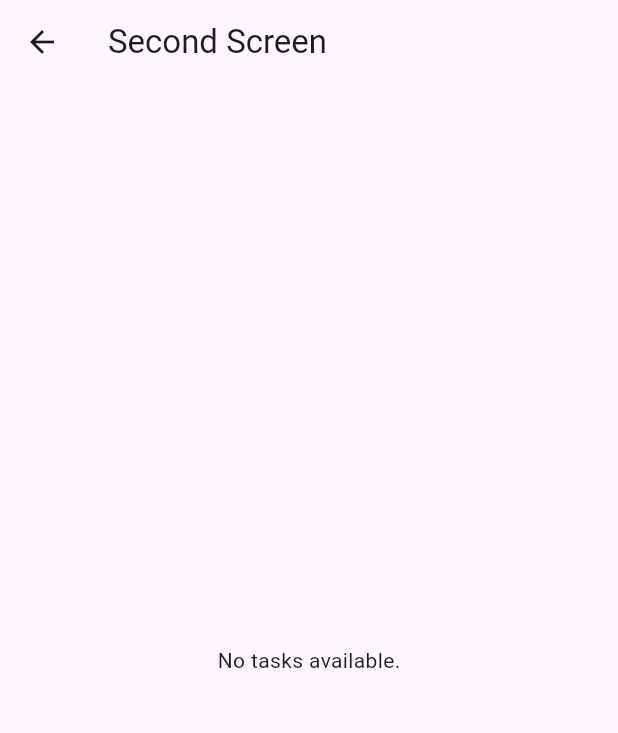
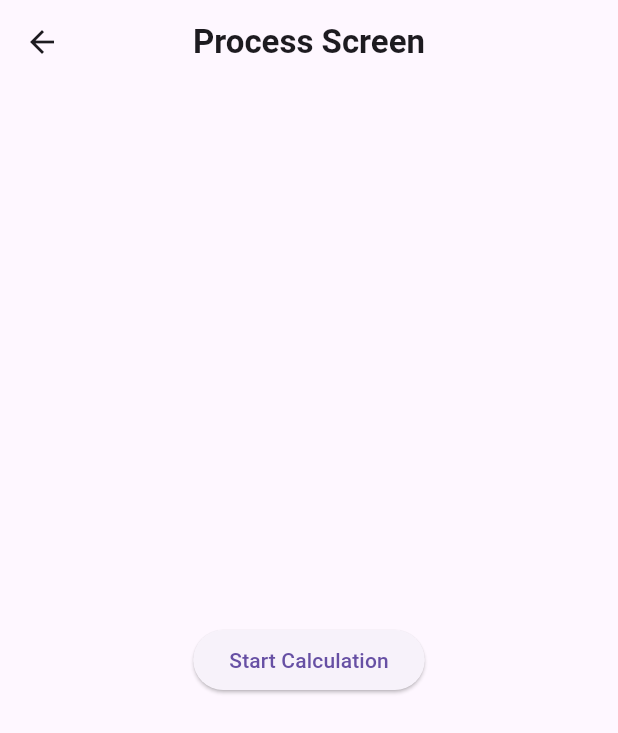
Before and after one commit to HolikovOleksandr/wp_test, a Flutter app: the ProcessScreen screen opened by its route, on a phone screen of 412 x 824 dp. Shown: the top 733 px of the screen. Run offline on Flutter 3.47's test engine with Material 3 defaults, Android fonts, the phone set to English and light mode, and no system bars; our stand-ins replace bloc, equatable, flutter_bloc.

Commit message:
Write data to global state and load second screen if api fetched success

```diff
--- a/lib/models/api_response.dart
+++ b/lib/models/api_response.dart
@@ -1,24 +1,11 @@
 class ApiResponse<T> {
   final bool error;
   final String message;
-  final T data;
+  final T? data;
 
   ApiResponse({
     required this.error,
     required this.message,
-    required this.data,
+    this.data,
   });
-
-  factory ApiResponse.fromJson(
-      Map<String, dynamic> json, T Function(Object?) fromJsonT) {
-    return ApiResponse(
-      error: json['error'],
-      message: json['message'],
-      data: fromJsonT(json['data']),
-    );
-  }
-
-  List<T>? extractData() {
-    return data is List<T> ? data as List<T> : null;
-  }
 }
--- a/lib/models/position.dart
+++ /dev/null
@@ -1,23 +0,0 @@
-class Position {
-  final int x;
-  final int y;
-
-  Position({
-    required this.x,
-    required this.y,
-  });
-
-  factory Position.fromJson(Map<String, dynamic> json) {
-    return Position(
-      x: json['x'],
-      y: json['y'],
-    );
-  }
-
-  Map<String, dynamic> toJson() {
-    return {
-      'x': x,
-      'y': y,
-    };
-  }
-}
--- a/lib/models/task.dart
+++ b/lib/models/task.dart
@@ -1,33 +1,29 @@
-import 'package:wp_test/models/position.dart';
+import 'package:flutter/material.dart';
+import 'package:wp_test/models/game_map.dart';
+import 'package:wp_test/models/game_point.dart';
+import 'package:wp_test/models/result.dart';
 
 class Task {
   final String id;
-  final List<String> field;
-  final Position start;
-  final Position end;
+  final GameMap gameMap;
+  final GamePoint start;
+  final GamePoint end;
+  Result? result;
 
   Task({
     required this.id,
-    required this.field,
+    required this.gameMap,
     required this.start,
     required this.end,
+    result,
   });
 
   factory Task.fromJson(Map<String, dynamic> json) {
     return Task(
       id: json['id'],
-      field: List<String>.from(json['field']),
-      start: Position.fromJson(json['start']),
-      end: Position.fromJson(json['end']),
+      gameMap: GameMap.fromDynamicList(json['field']),
+      start: GamePoint.fromJson(json['start']),
+      end: GamePoint.fromJson(json['end']),
     );
   }
-
-  Map<String, dynamic> toJson() {
-    return {
-      'id': id,
-      'field': field,
-      'start': start.toJson(),
-      'end': end.toJson(),
-    };
-  }
 }
--- a/lib/presentation/bloc/api_bloc/api_event.dart
+++ b/lib/presentation/bloc/api_bloc/api_event.dart
@@ -1,4 +1,3 @@
-// api_event.dart
 abstract class ApiEvent {}
 
 class FetchTasks extends ApiEvent {
@@ -6,9 +5,3 @@ class FetchTasks extends ApiEvent {
 
   FetchTasks({required this.endpoint});
 }
-
-class ValidateUrl extends ApiEvent {
-  final String url;
-
-  ValidateUrl({required this.url});
-}
--- a/lib/presentation/bloc/api_bloc/api_state.dart
+++ b/lib/presentation/bloc/api_bloc/api_state.dart
@@ -1,4 +1,3 @@
-// api_state.dart
 abstract class ApiState {}
 
 class ApiInitial extends ApiState {}
@@ -16,9 +15,3 @@ class ApiFailure extends ApiState {
 
   ApiFailure({required this.message});
 }
-
-class ApiUrlValidation extends ApiState {
-  final String? error;
-
-  ApiUrlValidation({this.error});
-}
--- a/lib/presentation/bloc/task_cubit/task_state.dart
+++ b/lib/presentation/bloc/task_cubit/task_state.dart
@@ -1,10 +1,47 @@
 import 'package:equatable/equatable.dart';
+import 'package:wp_test/models/task.dart';
 
-sealed class TaskState extends Equatable {
-  const TaskState();
-
+abstract class TaskState extends Equatable {
   @override
   List<Object> get props => [];
 }
 
-final class TaskInitial extends TaskState {}
+class TaskInitial extends TaskState {}
+
+class TaskLoading extends TaskState {}
+
+class TaskLoaded extends TaskState {
+  final List<Task> tasks;
+
+  TaskLoaded({required this.tasks});
+
+  @override
+  List<Object> get props => [tasks];
+}
+
+class TaskCalculationInProgress extends TaskState {
+  final int progress;
+
+  TaskCalculationInProgress({required this.progress});
+
+  @override
+  List<Object> get props => [progress];
+}
+
+class TaskCalculationCompleted extends TaskState {
+  final List<Task> tasks;
+
+  TaskCalculationCompleted({required this.tasks});
+
+  @override
+  List<Object> get props => [tasks];
+}
+
+class TaskError extends TaskState {
+  final String error;
+
+  TaskError({required this.error});
+
+  @override
+  List<Object> get props => [error];
+}
--- a/lib/presentation/router/app_router.dart
+++ b/lib/presentation/router/app_router.dart
@@ -7,12 +7,12 @@ class AppRouter {
     switch (routeSettings.name) {
       case '/':
         return MaterialPageRoute(
-          builder: (_) => HomeScreen(title: 'Home',),
+          builder: (_) => HomeScreen(title: 'Home'),
         );
 
       case '/process':
         return MaterialPageRoute(
-          builder: (_) => ProcessScreen(),
+          builder: (_) => ProcessScreen(title: "Process"),
         );
 
       default:
--- a/lib/presentation/screens/process_screen.dart
+++ b/lib/presentation/screens/process_screen.dart
@@ -1,37 +1,89 @@
 import 'package:flutter/material.dart';
 import 'package:flutter_bloc/flutter_bloc.dart';
-import 'package:wp_test/models/task.dart';
-import 'package:wp_test/presentation/bloc/api_bloc/api_bloc.dart';
-import 'package:wp_test/presentation/bloc/api_bloc/api_state.dart';
+import 'package:wp_test/presentation/bloc/task_cubit/task_cubit.dart';
+import 'package:wp_test/presentation/bloc/task_cubit/task_state.dart';
 
-class ProcessScreen extends StatelessWidget {
-  const ProcessScreen({super.key});
+class ProcessScreen extends StatefulWidget {
+  const ProcessScreen({super.key, required this.title});
 
+  final String title;
+
+  @override
+  State<ProcessScreen> createState() => _ProcessScreenState();
+}
+
+class _ProcessScreenState extends State<ProcessScreen> {
   @override
   Widget build(BuildContext context) {
     return Scaffold(
       appBar: AppBar(
-        title: Text('Second Screen'),
+        centerTitle: true,
+        title: Text(
+          '${widget.title} Screen',
+          style: TextStyle(
+            fontWeight: FontWeight.bold,
+          ),
+        ),
       ),
-      body: BlocBuilder<ApiBloc, ApiState>(
+      body: BlocBuilder<TaskCubit, TaskState>(
         builder: (context, state) {
-          if (state is ApiSuccess<List<Task>>) {
-            final tasks = state.data;
-            return ListView.builder(
-              itemCount: tasks.length,
-              itemBuilder: (context, index) {
-                final task = tasks[index];
-                return ListTile(
-                  title: Text('Task ID: ${task.id}'),
-                  subtitle: Text('Start: (${task.start.x}, ${task.start.y})'),
-                );
+          if (state is TaskCalculationInProgress) {
+            return Center(
+              child: Column(
+                mainAxisAlignment: MainAxisAlignment.center,
+                children: [
+                  CircularProgressIndicator(value: state.progress / 100),
+                  SizedBox(height: 20),
+                  Text('Progress: ${state.progress}%'),
+                ],
+              ),
+            );
+          }
+
+          if (state is TaskCalculationCompleted) {
+            return Center(
+              child: Column(
+                mainAxisAlignment: MainAxisAlignment.center,
+                children: [
+                  Text('Calculation Completed'),
+                  SizedBox(height: 20),
+                  ElevatedButton(
+                    onPressed: () => debugPrint(state.tasks.toString()),
+                    child: Text('Send results to server'),
+                  ),
+                ],
+              ),
+            );
+          }
+
+          if (state is TaskError) {
+            return Center(
+              child: Column(
+                mainAxisAlignment: MainAxisAlignment.center,
+                children: [
+                  // Text('Error: ${state.error}'),
+                  SizedBox(height: 20),
+                  ElevatedButton(
+                    onPressed: () {
+                      context.read<TaskCubit>().findResultsForEachTask();
+                    },
+                    child: Text('Retry'),
+                  ),
+                ],
+              ),
+            );
+          }
+
+          return Center(
+            child: ElevatedButton(
+              onPressed: () {
+                final result =
+                    context.read<TaskCubit>().findResultsForEachTask();
+                debugPrint(result.toString());
               },
-            );
-          } else if (state is ApiFailure) {
-            return Center(child: Text('Error: ${state.message}'));
-          } else {
-            return Center(child: Text('No tasks available.'));
-          }
+              child: Text('Start Calculation'),
+            ),
+          );
         },
       ),
     );
--- a/lib/presentation/widgets/input_field.dart
+++ b/lib/presentation/widgets/input_field.dart
@@ -6,15 +6,11 @@ class InputField extends StatefulWidget {
     required this.label,
     required this.icon,
     required this.controller,
-    required this.validator,
-    this.onChanged,
   });
 
   final String label;
   final IconData icon;
   final TextEditingController controller;
-  final FormFieldValidator<String> validator;
-  final ValueChanged<String>? onChanged;
 
   @override
   State<InputField> createState() => _InputFieldState();
@@ -24,7 +20,6 @@ class _InputFieldState extends State<InputField> {
   @override
   Widget build(BuildContext context) {
     return TextFormField(
-      validator: widget.validator,
       controller: widget.controller,
       decoration: InputDecoration(
         label: Text(widget.label),
@@ -52,7 +47,6 @@ class _InputFieldState extends State<InputField> {
           ),
         ),
       ),
-      onChanged: widget.onChanged,
     );
   }
 }
```
Also changed, not shown: lib/data/data_provider.dart (+13 -18 lines), lib/models/game_map.dart (added, +40 -0 lines), lib/models/game_point.dart (added, +24 -0 lines), lib/models/result.dart (added, +94 -0 lines), lib/presentation/bloc/api_bloc/api_bloc.dart (+2 -29 lines), lib/presentation/bloc/task_cubit/task_cubit.dart (+36 -4 lines), lib/presentation/screens/home_screen.dart (+56 -39 lines).
